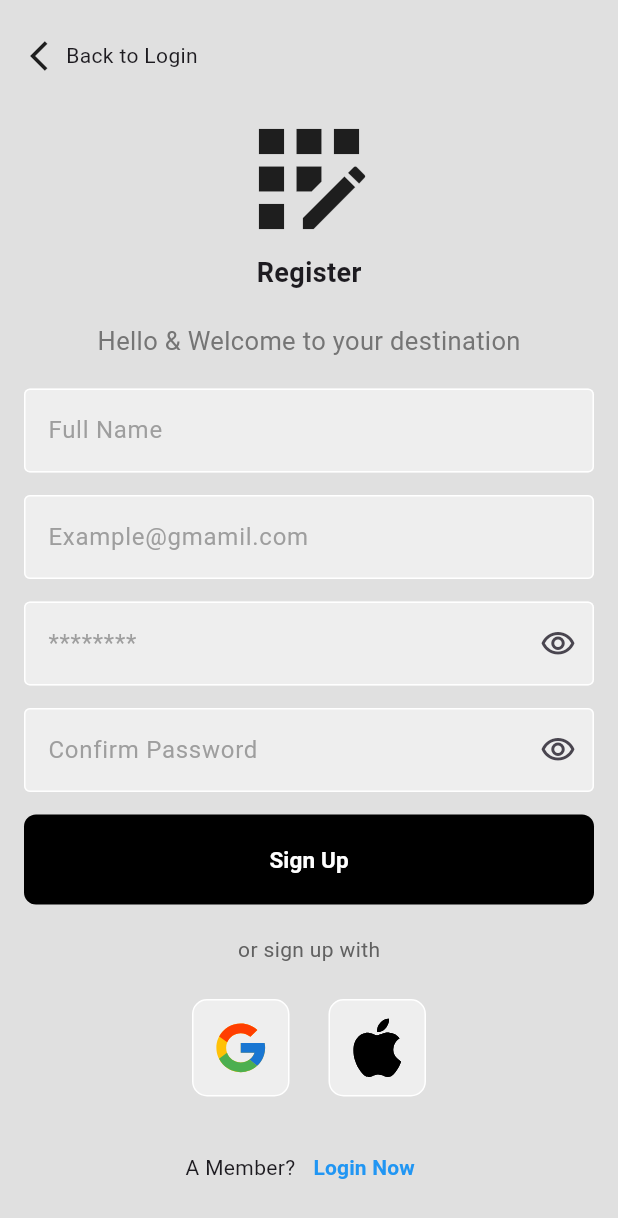
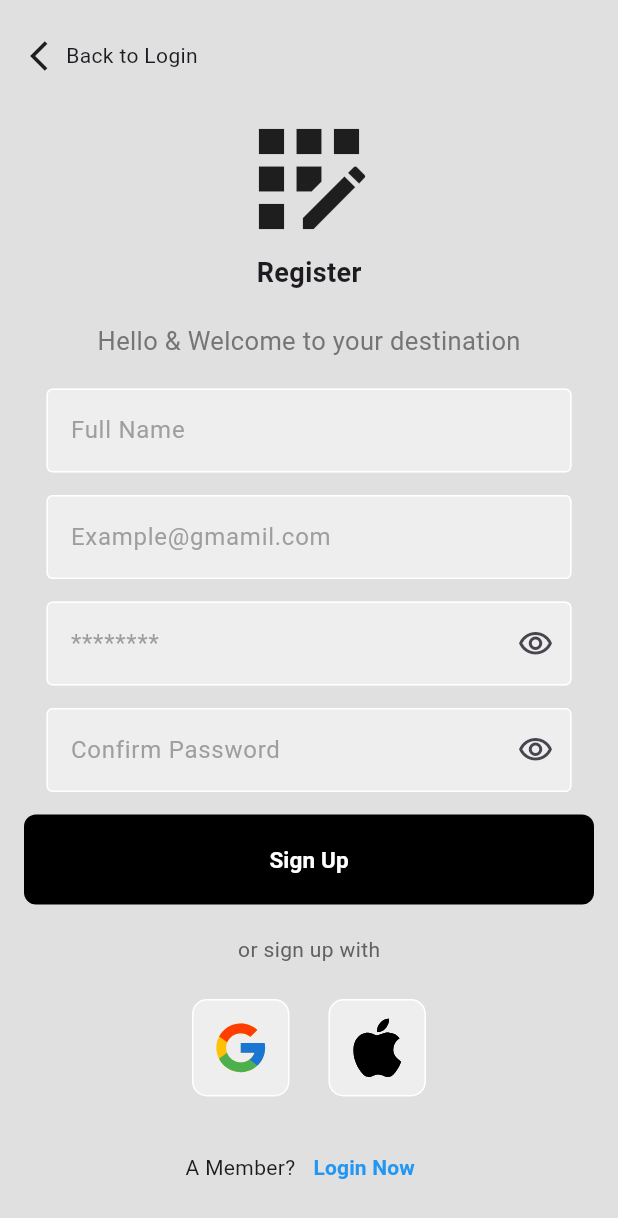
Before and after one commit to gedeastu/Camera_App_Simple, a Flutter app: the screen it shows after launch, after a tap on "Register Now", on a phone screen of 412 x 824 dp. Shown: the top 1218 px of the screen. Run offline on Flutter 3.47's test engine with Material 3 defaults, Android fonts, the phone set to English and light mode, and no system bars; our stand-ins replace flutter_svg, image_picker.

Commit message:
i just trying something

```diff
--- a/camera_app/lib/components/email.dart
+++ b/camera_app/lib/components/email.dart
@@ -4,12 +4,14 @@ class Email extends StatefulWidget {
   final controller;
   final String hintText;
   final bool obscureText;
+  final double width;
 
   const Email({
     super.key,
     required this.controller,
     required this.hintText,
-    required this.obscureText
+    required this.obscureText,
+    required this.width
   });
 
   @override
@@ -19,8 +21,9 @@ class Email extends StatefulWidget {
 class _EmailState extends State<Email> {
   @override
   Widget build(BuildContext context) {
+    // final currentWidth = MediaQuery.of(context).size.width;
     return Container(
-                width: 380,
+                width: widget.width,
                 decoration: BoxDecoration(
                   borderRadius: BorderRadius.circular(20.0)
                 ),
--- a/camera_app/lib/components/password.dart
+++ b/camera_app/lib/components/password.dart
@@ -4,11 +4,13 @@ import 'package:flutter/material.dart';
 class Password extends StatefulWidget {
   final controller;
   final String hintText;
+  final double width;
 
   Password({
     super.key,
     required this.controller,
     required this.hintText,
+    required this.width
     //required this._obscureText
   });
 
@@ -21,7 +23,7 @@ class _PasswordState extends State<Password> {
   @override
   Widget build(BuildContext context) {
     return Container(
-                width: 380,
+                width: widget.width,
                 decoration: BoxDecoration(
                   borderRadius: BorderRadius.circular(20.0)
                 ),
--- a/camera_app/lib/pages/home.dart
+++ b/camera_app/lib/pages/home.dart
@@ -16,6 +16,7 @@ class _HomeState extends State<Home> {
   File ? _selectedImage;
   @override
   Widget build(BuildContext context) {
+    //final currentWidth = MediaQuery.of(context).size.width;
     return Scaffold(
       appBar: AppBar(
         leading: GestureDetector(
--- a/camera_app/lib/pages/login.dart
+++ b/camera_app/lib/pages/login.dart
@@ -54,6 +54,7 @@ class _LoginPageState extends State<LoginPage> {
                 hintText: "example@gmail.com",
                 obscureText: false,
                 controller: widget.emailController,
+                width: 350,
               ),
 
               const SizedBox(
@@ -61,7 +62,7 @@ class _LoginPageState extends State<LoginPage> {
               ),
 
               //Password
-              Password(controller: widget.passwordController, hintText: "********",),
+              Password(controller: widget.passwordController, hintText: "********",width: 350,),
               const SizedBox(
                 height: 15.0,
               ),
--- a/camera_app/lib/pages/register.dart
+++ b/camera_app/lib/pages/register.dart
@@ -51,13 +51,13 @@ class _RegisterPageState extends State<RegisterPage> {
               fontSize: 17.0,color: Color.fromARGB(255, 117, 117, 117)
             ),),
             const SizedBox(height: 20,),
-            Email(controller: widget.emailController, hintText: "Full Name", obscureText: false),
+            Email(controller: widget.emailController, hintText: "Full Name", obscureText: false, width: 350,),
             const SizedBox(height: 15,),
-            Email(controller: widget.emailController, hintText: "Example@gmamil.com", obscureText: false),
+            Email(controller: widget.emailController, hintText: "Example@gmamil.com", obscureText: false, width: 350,),
             const SizedBox(height: 15,),
-            Password(controller: widget.passwordController, hintText: "********"),
+            Password(controller: widget.passwordController, hintText: "********",width: 350,),
             const SizedBox(height: 15,),
-            Password(controller: widget.passwordController, hintText: "Confirm Password"),
+            Password(controller: widget.passwordController, hintText: "Confirm Password",width: 350,),
             const SizedBox(height: 15,),
             Container(
                 width: 380,
```
Also changed, not shown: camera_app/lib/responsive/desktopBody.dart (added, +15 -0 lines), camera_app/lib/responsive/mobileBody.dart (added, +15 -0 lines), camera_app/lib/responsive/responsive_layout.dart (added, +27 -0 lines), camera_app/lib/responsive/dimensions.dart (added).
